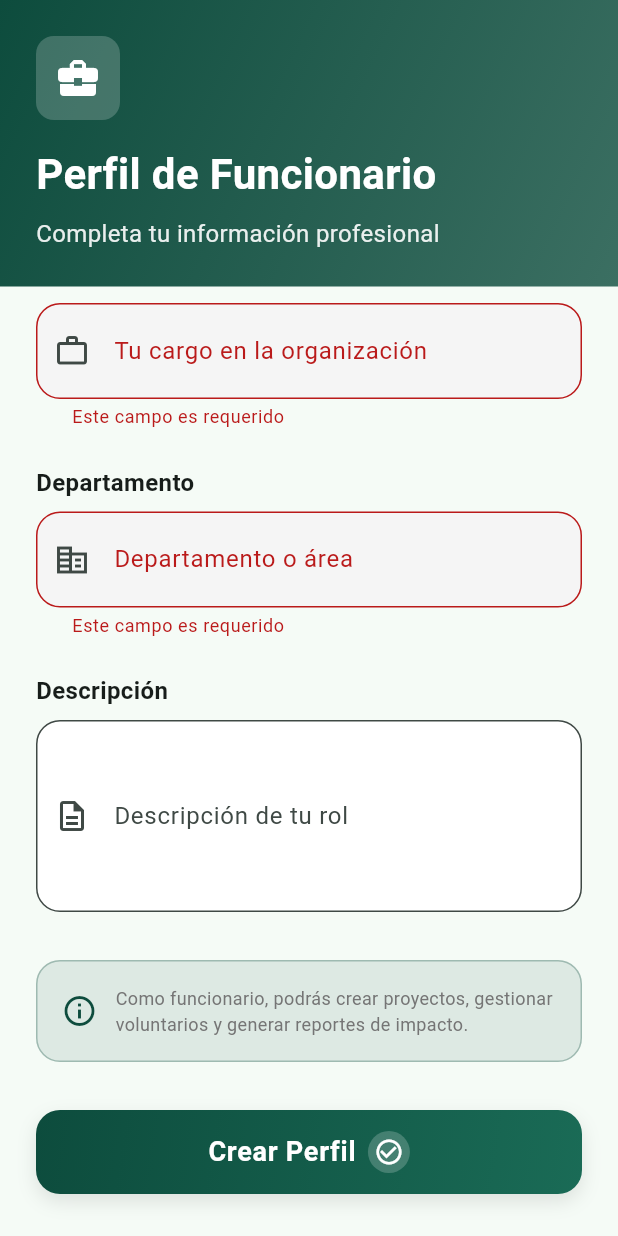
After one commit to Keevsh/volunred-app, a Flutter app: the CreateFuncionarioProfilePage screen opened by its route, scrolled down 183 dp, after a tap on "Crear Perfil", on a phone screen of 412 x 824 dp. The commit adds this screen. Run offline on Flutter 3.47's test engine with Material 3 defaults, Android fonts, the light colour scheme and no system bars; our stand-ins replace dio, equatable, flutter_bloc, flutter_modular, shared_preferences; accounts and stored records are empty.

Commit message:
feat: add functionality for creating funcionario profiles and enhance user registration process

```diff
--- a/lib/core/models/dto/request_models.dart
+++ b/lib/core/models/dto/request_models.dart
@@ -6,6 +6,7 @@ class RegisterRequest {
   final int? telefono;
   final int? ci;
   final String? sexo;
+  final String? tipoUsuario; // 'voluntario' o 'funcionario'
 
   RegisterRequest({
     required this.nombres,
@@ -15,6 +16,7 @@ class RegisterRequest {
     this.telefono,
     this.ci,
     this.sexo,
+    this.tipoUsuario,
   });
 
   Map<String, dynamic> toJson() {
@@ -26,6 +28,7 @@ class RegisterRequest {
       'telefono': telefono,
       'ci': ci,
       'sexo': sexo,
+      if (tipoUsuario != null) 'tipo_usuario': tipoUsuario,
     };
   }
 }
--- a/lib/core/models/perfil_voluntario.dart
+++ b/lib/core/models/perfil_voluntario.dart
@@ -18,10 +18,20 @@ class PerfilVoluntario extends Equatable {
   });
 
   factory PerfilVoluntario.fromJson(Map<String, dynamic> json) {
+    // Manejar disponibilidad que puede venir como String o List
+    String? disponibilidadValue;
+    if (json['disponibilidad'] != null) {
+      if (json['disponibilidad'] is List) {
+        disponibilidadValue = (json['disponibilidad'] as List).join(', ');
+      } else if (json['disponibilidad'] is String) {
+        disponibilidadValue = json['disponibilidad'] as String;
+      }
+    }
+
     return PerfilVoluntario(
       idPerfilVoluntario: json['id_perfil_voluntario'] as int,
       bio: json['bio'] as String?,
-      disponibilidad: json['disponibilidad'] as String?,
+      disponibilidad: disponibilidadValue,
       estado: json['estado'] as String? ?? 'activo',
       usuarioId: json['usuario_id'] as int,
       creadoEn: json['creado_en'] != null
--- a/lib/core/models/usuario.dart
+++ b/lib/core/models/usuario.dart
@@ -8,6 +8,7 @@ class Usuario extends Equatable {
   final int? telefono;
   final int? ci;
   final String? sexo;
+  final String? tipoUsuario; // 'voluntario' o 'funcionario'
   final DateTime? creadoEn;
 
   const Usuario({
@@ -18,6 +19,7 @@ class Usuario extends Equatable {
     this.telefono,
     this.ci,
     this.sexo,
+    this.tipoUsuario,
     this.creadoEn,
   });
 
@@ -30,6 +32,7 @@ class Usuario extends Equatable {
       telefono: json['telefono'] as int?,
       ci: json['ci'] as int?,
       sexo: json['sexo'] as String?,
+      tipoUsuario: json['tipo_usuario'] as String?,
       creadoEn: json['creado_en'] != null
           ? DateTime.parse(json['creado_en'] as String)
           : null,
@@ -45,6 +48,7 @@ class Usuario extends Equatable {
       'telefono': telefono,
       'ci': ci,
       'sexo': sexo,
+      'tipo_usuario': tipoUsuario,
       'creado_en': creadoEn?.toIso8601String(),
     };
   }
@@ -60,6 +64,7 @@ class Usuario extends Equatable {
         telefono,
         ci,
         sexo,
+        tipoUsuario,
         creadoEn,
       ];
 }
--- a/lib/core/repositories/voluntario_repository.dart
+++ b/lib/core/repositories/voluntario_repository.dart
@@ -16,10 +16,15 @@ class VoluntarioRepository {
   Future<PerfilVoluntario> createPerfil(
       CreatePerfilVoluntarioRequest request) async {
     try {
+      print('📤 Enviando request: ${request.toJson()}');
+
       final response = await _dioClient.dio.post(
         ApiConfig.perfilesVoluntarios,
         data: request.toJson(),
       );
+
+      print('📥 Respuesta del servidor: ${response.data}');
+      print('📥 Tipo de respuesta: ${response.data.runtimeType}');
 
       final perfil = PerfilVoluntario.fromJson(response.data);
 
@@ -31,7 +36,14 @@ class VoluntarioRepository {
 
       return perfil;
     } on DioException catch (e) {
+      print('❌ DioException: ${e.message}');
+      print('❌ Response: ${e.response?.data}');
+      print('❌ Status Code: ${e.response?.statusCode}');
       throw _handleError(e);
+    } catch (e, stackTrace) {
+      print('❌ Error general: $e');
+      print('❌ StackTrace: $stackTrace');
+      rethrow;
     }
   }
 
@@ -89,17 +101,37 @@ class VoluntarioRepository {
       final statusCode = error.response!.statusCode;
       final data = error.response!.data;
 
+      print('🔍 Error Response Data: $data');
+      print('🔍 Error Response Type: ${data.runtimeType}');
+
       switch (statusCode) {
         case 400:
-          return data['message'] ?? 'Datos inválidos';
+          // Intentar extraer mensaje de error más específico
+          if (data is Map<String, dynamic>) {
+            if (data['message'] is String) {
+              return 'Datos inválidos: ${data['message']}';
+            } else if (data['message'] is List) {
+              final messages = (data['message'] as List).join(', ');
+              return 'Datos inválidos: $messages';
+            } else if (data['error'] is String) {
+              return 'Error: ${data['error']}';
+            }
+          }
+          return 'Datos inválidos. Por favor verifica la información ingresada.';
         case 401:
           return 'No autorizado. Inicia sesión nuevamente.';
         case 409:
+          if (data is Map && data['message'] != null) {
+            return data['message'].toString();
+          }
           return 'Ya tienes un perfil de voluntario';
         case 404:
           return 'Recurso no encontrado';
         default:
-          return data['message'] ?? 'Error en el servidor';
+          if (data is Map && data['message'] != null) {
+            return data['message'].toString();
+          }
+          return 'Error en el servidor (${statusCode ?? "desconocido"})';
       }
     } else {
       return 'Error de conexión. Verifica tu internet.';
--- a/lib/features/auth/pages/register_page.dart
+++ b/lib/features/auth/pages/register_page.dart
@@ -233,6 +233,8 @@ class _RegisterPageState extends State<RegisterPage>
         return;
       }
 
+      print('🎯 Registrando usuario con tipo: ${_tipoUsuario?.value}');
+
       BlocProvider.of<AuthBloc>(context).add(
         AuthRegisterRequested(
           RegisterRequest(
@@ -243,6 +245,7 @@ class _RegisterPageState extends State<RegisterPage>
             telefono: int.tryParse(_telefonoController.text),
             ci: int.tryParse(_ciController.text),
             sexo: _sexo,
+            tipoUsuario: _tipoUsuario?.value, // Enviar tipo de usuario
           ),
         ),
       );
@@ -264,8 +267,19 @@ class _RegisterPageState extends State<RegisterPage>
               message: '¡Registro exitoso! Bienvenido',
               isError: false,
             );
+
+            print('✅ Usuario autenticado: ${state.usuario.nombreCompleto}');
+            print('✅ Tipo de usuario: ${state.usuario.tipoUsuario}');
+
+            // Redirigir según el tipo de usuario
             Future.delayed(const Duration(milliseconds: 500), () {
-              Modular.to.navigate('/profile/create');
+              if (state.usuario.tipoUsuario == 'funcionario') {
+                print('➡️ Redirigiendo a crear perfil de funcionario');
+                Modular.to.navigate('/profile/create-funcionario');
+              } else {
+                print('➡️ Redirigiendo a crear perfil de voluntario');
+                Modular.to.navigate('/profile/create');
+              }
             });
           } else if (state is AuthError) {
             AppWidgets.showStyledSnackBar(
--- /dev/null
+++ b/lib/features/profile/pages/create_funcionario_profile_page.dart
@@ -0,0 +1,324 @@
+import 'package:flutter/material.dart';
+import 'package:flutter_modular/flutter_modular.dart';
+import '../../../core/repositories/auth_repository.dart';
+import '../../../core/theme/app_colors.dart';
+import '../../../core/theme/app_styles.dart';
+import '../../../core/theme/app_widgets.dart';
+
+class CreateFuncionarioProfilePage extends StatefulWidget {
+  const CreateFuncionarioProfilePage({super.key});
+
+  @override
+  State<CreateFuncionarioProfilePage> createState() =>
+      _CreateFuncionarioProfilePageState();
+}
+
+class _CreateFuncionarioProfilePageState
+    extends State<CreateFuncionarioProfilePage>
+    with SingleTickerProviderStateMixin {
+  final _formKey = GlobalKey<FormState>();
+  final _cargoController = TextEditingController();
+  final _departamentoController = TextEditingController();
+  final _bioController = TextEditingController();
+  final _organizacionController = TextEditingController();
+
+  late AnimationController _animationController;
+  late Animation<double> _fadeAnimation;
+
+  @override
+  void initState() {
+    super.initState();
+    _animationController = AnimationController(
+      duration: const Duration(milliseconds: 800),
+      vsync: this,
+    );
+    _fadeAnimation = CurvedAnimation(
+      parent: _animationController,
+      curve: Curves.easeInOut,
+    );
+    _animationController.forward();
+  }
+
+  @override
+  void dispose() {
+    _animationController.dispose();
+    _cargoController.dispose();
+    _departamentoController.dispose();
+    _bioController.dispose();
+    _organizacionController.dispose();
+    super.dispose();
+  }
+
+  Future<void> _handleCreateProfile() async {
+    if (!_formKey.currentState!.validate()) return;
+
+    final authRepo = Modular.get<AuthRepository>();
+    final usuario = await authRepo.getStoredUser();
+
+    print('👤 Usuario funcionario: ${usuario?.toJson()}');
+    print('👤 Cargo: ${_cargoController.text}');
+    print('👤 Departamento: ${_departamentoController.text}');
+    print('👤 Organización: ${_organizacionController.text}');
+
+    if (usuario == null) {
+      _showSnackBar('Error: Usuario no encontrado');
+      return;
+    }
+
+    // TODO: Implementar creación de perfil de funcionario
+    // Por ahora, solo redirigimos al home
+    _showSnackBar(
+      '¡Perfil de funcionario creado! (Mock)',
+      isError: false,
+    );
+
+    Future.delayed(const Duration(milliseconds: 500), () {
+      Modular.to.navigate('/home');
+    });
+  }
+
+  void _showSnackBar(String message, {bool isError = true}) {
+    AppWidgets.showStyledSnackBar(
+      context: context,
+      message: message,
+      isError: isError,
+    );
+  }
+
+  @override
+  Widget build(BuildContext context) {
+    final colorScheme = Theme.of(context).colorScheme;
+
+    return Scaffold(
+      backgroundColor: colorScheme.surface,
+      body: SafeArea(
+        child: Column(
+          children: [
+            _buildHeader(colorScheme),
+            Expanded(
+              child: FadeTransition(
+                opacity: _fadeAnimation,
+                child: _buildFormContent(colorScheme),
+              ),
+            ),
+          ],
+        ),
+      ),
+    );
+  }
+
+  Widget _buildHeader(ColorScheme colorScheme) {
+    return Container(
+      width: double.infinity,
+      padding: const EdgeInsets.all(24),
+      decoration: BoxDecoration(
+        gradient: LinearGradient(
+          colors: [
+            colorScheme.primary,
+            colorScheme.primary.withOpacity(0.8),
+          ],
+          begin: Alignment.topLeft,
+          end: Alignment.bottomRight,
+        ),
+      ),
+      child: Column(
+        crossAxisAlignment: CrossAxisAlignment.start,
+        children: [
+          Container(
+            padding: const EdgeInsets.all(12),
+            decoration: BoxDecoration(
+              color: Colors.white.withOpacity(0.2),
+              borderRadius: BorderRadius.circular(12),
+            ),
+            child: const Icon(
+              Icons.business_center,
+              color: Colors.white,
+              size: 32,
+            ),
+          ),
+          const SizedBox(height: 16),
+          const Text(
+            'Perfil de Funcionario',
+            style: TextStyle(
+              fontSize: 28,
+              fontWeight: FontWeight.bold,
+              color: Colors.white,
+            ),
+          ),
+          const SizedBox(height: 8),
+          Text(
+            'Completa tu información profesional',
+            style: TextStyle(
+              fontSize: 16,
+              color: Colors.white.withOpacity(0.9),
+            ),
+          ),
+        ],
+      ),
+    );
+  }
+
+  Widget _buildFormContent(ColorScheme colorScheme) {
+    return SingleChildScrollView(
+      padding: const EdgeInsets.all(24),
+      child: Form(
+        key: _formKey,
+        child: Column(
+          crossAxisAlignment: CrossAxisAlignment.start,
+          children: [
+            // Organización
+            const Text(
+              'Organización',
+              style: TextStyle(
+                fontSize: AppStyles.fontSizeBody,
+                fontWeight: FontWeight.w600,
+              ),
+            ),
+            const SizedBox(height: 8),
+            AppWidgets.styledTextField(
+              controller: _organizacionController,
+              label: 'Nombre de la organización',
+              hint: 'Ej: Cruz Roja Boliviana',
+              prefixIcon: Icons.business,
+              validator: (value) {
+                if (value == null || value.isEmpty) {
+                  return 'Este campo es requerido';
+                }
+                return null;
+              },
+            ),
+            const SizedBox(height: AppStyles.spacingLarge),
+
+            // Cargo
+            const Text(
+              'Cargo',
+              style: TextStyle(
+                fontSize: AppStyles.fontSizeBody,
+                fontWeight: FontWeight.w600,
+              ),
+            ),
+            const SizedBox(height: 8),
+            AppWidgets.styledTextField(
+              controller: _cargoController,
+              label: 'Tu cargo en la organización',
+              hint: 'Ej: Coordinador de Voluntariado',
+              prefixIcon: Icons.work_outline,
+              validator: (value) {
+                if (value == null || value.isEmpty) {
+                  return 'Este campo es requerido';
+                }
+                return null;
+              },
+            ),
+            const SizedBox(height: AppStyles.spacingLarge),
+
+            // Departamento
+            const Text(
+              'Departamento',
+              style: TextStyle(
+                fontSize: AppStyles.fontSizeBody,
+                fontWeight: FontWeight.w600,
+              ),
+            ),
+            const SizedBox(height: 8),
+            AppWidgets.styledTextField(
+              controller: _departamentoController,
+              label: 'Departamento o área',
+              hint: 'Ej: Recursos Humanos',
+              prefixIcon: Icons.corporate_fare,
+              validator: (value) {
+                if (value == null || value.isEmpty) {
+                  return 'Este campo es requerido';
+                }
+                return null;
+              },
+            ),
+            const SizedBox(height: AppStyles.spacingLarge),
+
+            // Bio
+            const Text(
+              'Descripción',
+              style: TextStyle(
+                fontSize: AppStyles.fontSizeBody,
+                fontWeight: FontWeight.w600,
+              ),
+            ),
+            const SizedBox(height: 8),
+            TextFormField(
+              controller: _bioController,
+              maxLines: 4,
+              decoration: InputDecoration(
+                labelText: 'Descripción de tu rol',
+                hintText: 'Cuéntanos sobre tu experiencia y objetivos...',
+                prefixIcon: const Icon(Icons.description_outlined),
+                border: OutlineInputBorder(
+                  borderRadius: BorderRadius.circular(AppStyles.borderRadiusMedium),
+                ),
+                filled: true,
+                fillColor: Colors.white,
+              ),
+            ),
+            const SizedBox(height: AppStyles.spacingXLarge),
+
+            // Información adicional
+            Container(
+              padding: const EdgeInsets.all(16),
+              decoration: BoxDecoration(
+                color: AppColors.primary.withOpacity(0.1),
+                borderRadius: BorderRadius.circular(AppStyles.borderRadiusMedium),
+                border: Border.all(
+                  color: AppColors.primary.withOpacity(0.3),
+                ),
+              ),
+              child: Row(
+                children: [
+                  Icon(
+                    Icons.info_outline,
+                    color: AppColors.primary,
+                    size: 24,
+                  ),
+                  const SizedBox(width: 12),
+                  Expanded(
+                    child: Text(
+                      'Como funcionario, podrás crear proyectos, gestionar voluntarios y generar reportes de impacto.',
+                      style: TextStyle(
+                        fontSize: AppStyles.fontSizeSmall,
+                        color: AppColors.textSecondary,
+                      ),
+                    ),
+                  ),
+                ],
+              ),
+            ),
+            const SizedBox(height: AppStyles.spacingXLarge),
+
+            // Botón de crear perfil
+            AppWidgets.gradientButton(
+              text: 'Crear Perfil',
+              onPressed: _handleCreateProfile,
+              icon: Icons.check_circle_outline,
+            ),
+
+            const SizedBox(height: AppStyles.spacingMedium),
+
+            // Botón de saltar
+            Center(
+              child: TextButton(
+                onPressed: () {
+                  Modular.to.navigate('/home');
+                },
+                child: Text(
+                  'Completar después',
+                  style: TextStyle(
+                    color: AppColors.textSecondary,
+                    fontSize: AppStyles.fontSizeSmall,
+                  ),
+                ),
+              ),
+            ),
+          ],
+        ),
+      ),
+    );
+  }
+}
--- a/lib/features/profile/pages/create_profile_page.dart
+++ b/lib/features/profile/pages/create_profile_page.dart
@@ -63,6 +63,9 @@ class _CreateProfilePageState extends State<CreateProfilePage>
     final authRepo = Modular.get<AuthRepository>();
     final usuario = await authRepo.getStoredUser();
 
+    print('👤 Usuario recuperado: ${usuario?.toJson()}');
+    print('👤 ID Usuario: ${usuario?.idUsuario}');
+
     if (usuario == null) {
       _showSnackBar('Error: Usuario no encontrado');
       return;
@@ -71,6 +74,9 @@ class _CreateProfilePageState extends State<CreateProfilePage>
     final disponibilidad = _selectedDisponibilidad.isEmpty
         ? _disponibilidadController.text.trim()
         : _selectedDisponibilidad.join(', ');
+
+    print('📝 Disponibilidad final: $disponibilidad');
+    print('📝 Bio: ${_bioController.text.trim()}');
 
     BlocProvider.of<ProfileBloc>(context).add(
       CreatePerfilRequested(
--- a/lib/features/profile/profile_module.dart
+++ b/lib/features/profile/profile_module.dart
@@ -3,6 +3,7 @@ import 'package:flutter_bloc/flutter_bloc.dart';
 import '../../core/repositories/voluntario_repository.dart';
 import 'bloc/profile_bloc.dart';
 import 'pages/create_profile_page.dart';
+import 'pages/create_funcionario_profile_page.dart';
 import 'pages/select_aptitudes_page.dart';
 
 class ProfileModule extends Module {
@@ -21,6 +22,10 @@ class ProfileModule extends Module {
           ),
         ),
         ChildRoute(
+          '/create-funcionario',
+          child: (_, __) => const CreateFuncionarioProfilePage(),
+        ),
+        ChildRoute(
           '/aptitudes',
           child: (_, __) => BlocProvider(
             create: (_) => Modular.get<ProfileBloc>(),
```
Also changed, not shown: 1 other file.
